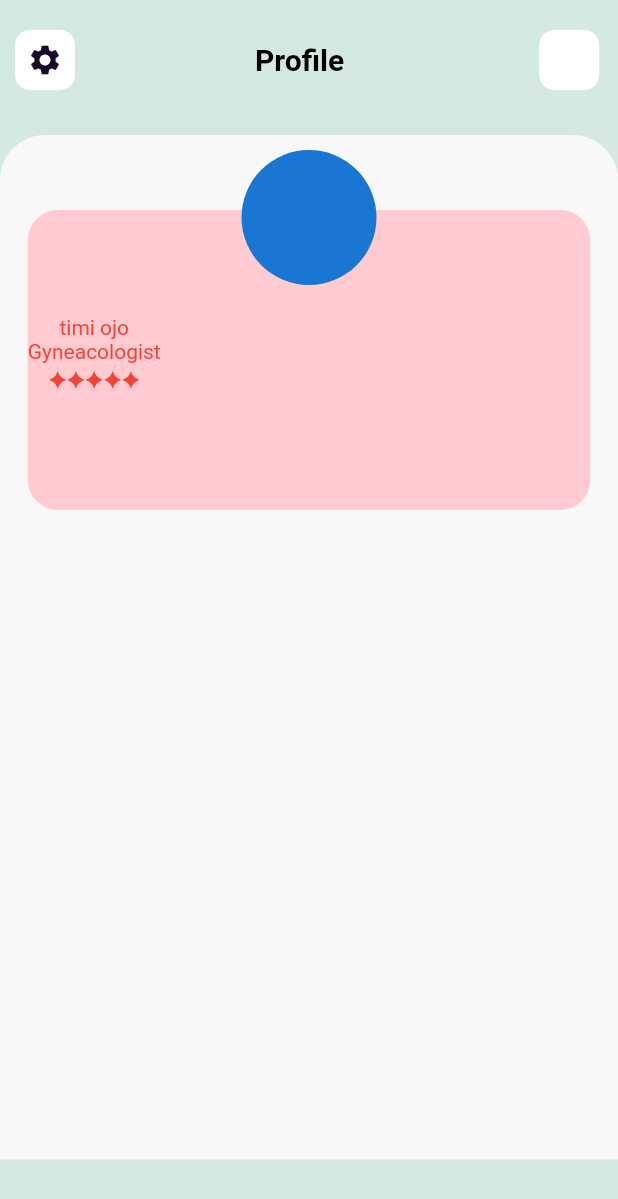
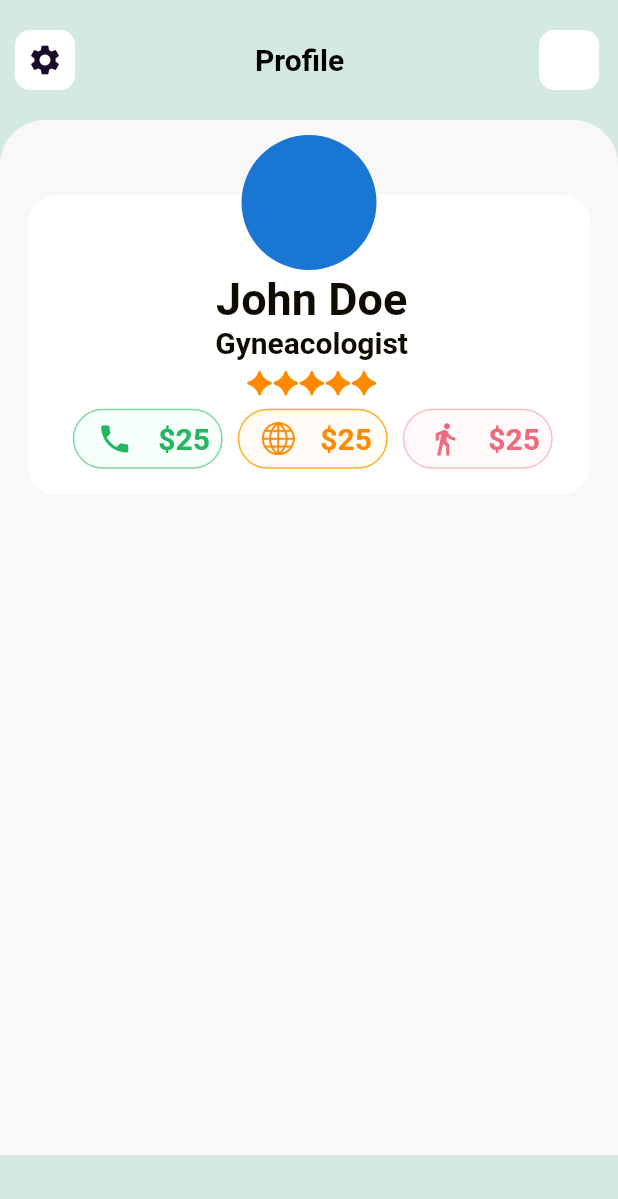
Before and after one commit to TimilehinEmmanuelOJO/Doctors-App-Profile-Page, a Flutter app: the screen it shows after launch, on a phone screen of 412 x 824 dp. Shown: the top 1199 px of the screen. Run offline on Flutter 3.47's test engine with Material 2 defaults, Android fonts, the phone set to English and light mode, and no system bars.

Commit message:
this is the second commit

```diff
--- a/lib/main.dart
+++ b/lib/main.dart
@@ -66,11 +66,11 @@ class MyApp extends StatelessWidget {
                   ],
                 ),
                 SizedBox(
-                  height: 30,
+                  height: 20,
                 ),
                 Container(
                   width: 450,
-                  height: 683,
+                  height: 690,
                   decoration: BoxDecoration(
                     color: Color.fromRGBO(248, 248, 248, 100),
                     borderRadius: BorderRadius.only(
@@ -92,7 +92,7 @@ class MyApp extends StatelessWidget {
                             width: 375,
                             height: 200,
                             decoration: BoxDecoration(
-                              color: Color.fromRGBO(255, 203, 209, 100),
+                              color: Color.fromRGBO(255, 255, 255, 100),
                               borderRadius: BorderRadius.all(
                                 Radius.circular(20),
                               ),
@@ -107,27 +107,128 @@ class MyApp extends StatelessWidget {
                               radius: 20,
                             ),
                           ),
-                          Column(
+                          Positioned(
+                            top: -18,
+                            left: 125,
+                            child: Column(
                               children: <Widget>[
                                 SizedBox(
                                   height: 70,
                                 ),
-                              Text('timi ojo',
+                                Text('John Doe',
                                 style: TextStyle(
-                                color: Colors.red
+                                    color: Color.fromRGBO(15, 11, 0, 100),
+                                    fontSize: 30,
+                                    fontWeight: FontWeight.bold
                                 ),
                                 ),
                                 Text('Gyneacologist',
                                   style: TextStyle(
-                                    color: Colors.red
+                                      color: Color.fromRGBO(15, 11, 0, 100),
+                                      fontSize: 20,
+                                      fontWeight: FontWeight.bold
                                   ),
                                 ),
                                 Text('✦✦✦✦✦',
-                                style: TextStyle(
-                                    color: Colors.red
+                                  style: TextStyle(color: Color.fromRGBO(255, 138, 0, 100),
+                                      fontSize: 20,
+                                      fontWeight: FontWeight.bold
                                   ),
                                 ),
                               ],
+                            ),
+                          ),
+                          Positioned(
+                            top: 130,
+                            left: 30,
+                            right: 20,
+                            bottom: 5,
+                            child: Row(
+                              children: <Widget>[
+                                Container(
+                                  width: 100,
+                                  height: 40,
+                                  decoration: BoxDecoration(
+                                    color: Color.fromRGBO(246, 255, 250, 100),
+                                    border:Border.all(color: Color.fromRGBO(127, 215, 165, 100)),
+                                    borderRadius: BorderRadius.all(
+                                      Radius.circular(40),
+                                    ),
+                                  ),
+                                  child: Row(
+                                    children: <Widget>[
+                                      SizedBox(width: 15,),
+                                      Icon(Icons.phone,
+                                      color: Color.fromRGBO(35, 183, 98, 100),),
+                                      SizedBox(width: 17,),
+                                      Text('\$25',
+                                      style: TextStyle(
+                                        color: Color.fromRGBO(35, 183, 98, 100),
+                                          fontSize: 20,
+                                          fontWeight: FontWeight.bold
+                                      ),)
+                                    ],
+                                  ),
+                                ),
+                                SizedBox(
+                                  width: 10,
+                                ),
+                                Container(
+                                  width: 100,
+                                  height: 40,
+                                  decoration: BoxDecoration(
+                                    color: Color.fromRGBO(255, 251, 246, 100),
+                                    border:Border.all(color: Color.fromRGBO(254, 174, 38, 100)),
+                                    borderRadius: BorderRadius.all(
+                                      Radius.circular(40),
+                                    ),
+                                  ),
+                                  child: Row(
+                                    children: <Widget>[
+                                      SizedBox(width: 15,),
+                                      Image(image:AssetImage('image/internet.png'),
+                                        color: Color.fromRGBO(255, 138, 0, 100),
+                                      width: 22,),
+                                      SizedBox(width: 17,),
+                                      Text('\$25',
+                                        style: TextStyle(
+                                            color: Color.fromRGBO(255, 138, 0, 100),
+                                          fontSize: 20,
+                                          fontWeight: FontWeight.bold
+                                        ),),
+                                    ],
+                                  ),
+                                ),
+                                SizedBox(
+                                  width: 10,
+                                ),
+                                Container(
+                                  width: 100,
+                                  height: 40,
+                                  decoration: BoxDecoration(
+                                    color: Color.fromRGBO(255, 249, 250, 100),
+                                    border:Border.all(color: Color.fromRGBO(248, 191, 200, 100)),
+                                    borderRadius: BorderRadius.all(
+                                      Radius.circular(40),
+                                    ),
+                                  ),
+                                  child: Row(
+                                    children: <Widget>[
+                                      SizedBox(width: 15,),
+                                      Icon(Icons.directions_walk,
+                                        color: Color.fromRGBO(239, 106, 127, 100),),
+                                      SizedBox(width: 17,),
+                                      Text('\$25',
+                                        style: TextStyle(
+                                            color: Color.fromRGBO(239, 106, 127, 100),
+                                            fontSize: 20,
+                                            fontWeight: FontWeight.bold
+                                        ),),
+                                    ],
+                                  ),
+                                ),
+                              ],
+                            ),
                           ),
                         ],
                       ),
```
Also changed, not shown: image/internet.png (added). Lines whose indentation alone changed are shown as unchanged.
